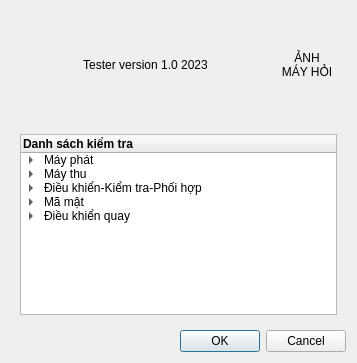
The window that dialog.ui (hungrd87/Tester-2025) describes before a commit, drawn with Qt 5.
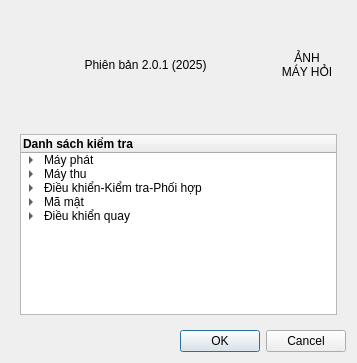
The same window after the commit.

What changed in the file:
```diff
--- a/dialog.ui
+++ b/dialog.ui
@@ -20,7 +20,7 @@
       <item>
        <widget class="QLabel" name="label_2">
         <property name="text">
-         <string>Tester version 1.0 2023</string>
+         <string>Phiên bản 2.0.1 (2025)</string>
         </property>
         <property name="textFormat">
          <enum>Qt::TextFormat::RichText</enum>
```
